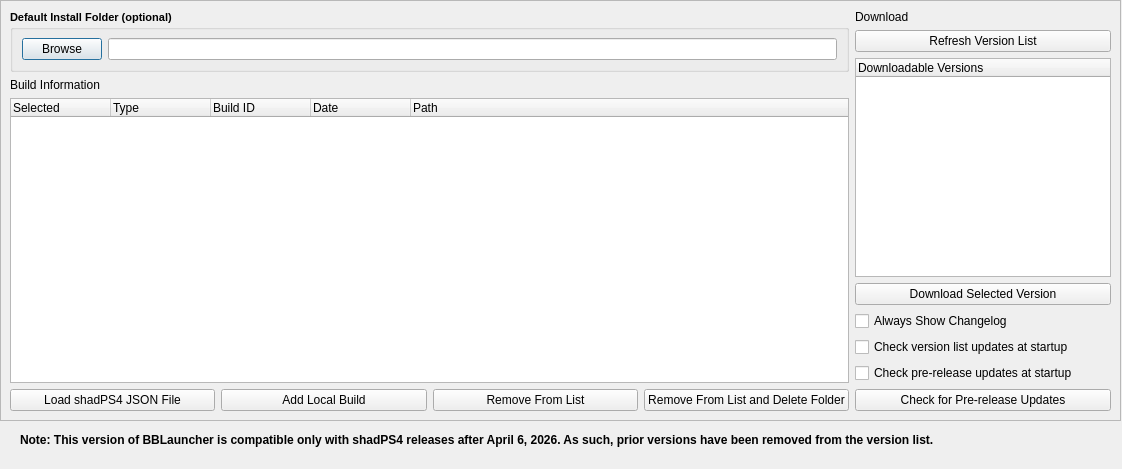
This is modules/version_dialog.ui in rainmakerv3/BB_Launcher as Qt 5 draws it before an edit. The edited form follows.
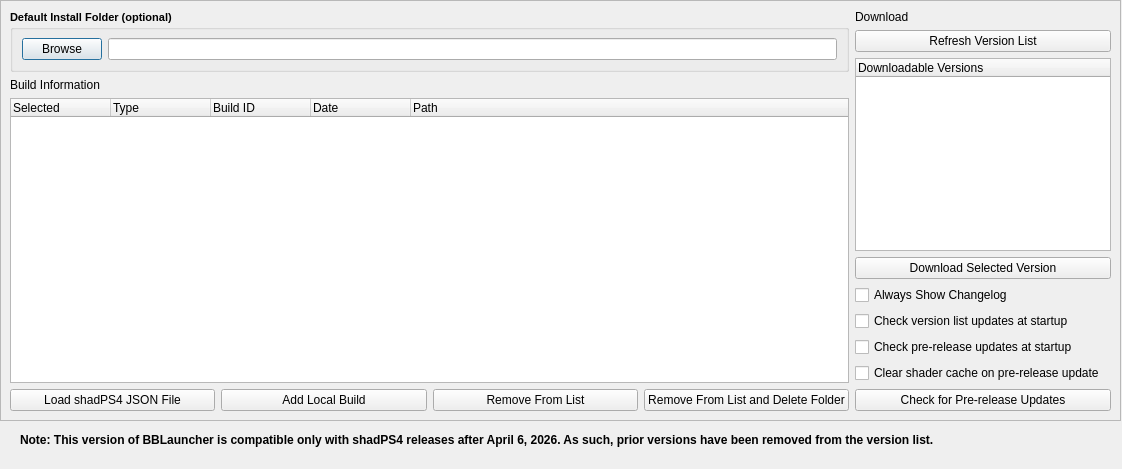
This is the edited form. Icons and pictures are not drawn.

Commit message: add option to clear shader cache after pre-release update

The edit to the form file:
```diff
--- a/modules/version_dialog.ui
+++ b/modules/version_dialog.ui
@@ -292,6 +292,13 @@
              </property>
             </widget>
            </item>
+           <item>
+            <widget class="QCheckBox" name="autoClearCacheCheckBox">
+             <property name="text">
+              <string>Clear shader cache on pre-release update</string>
+             </property>
+            </widget>
+           </item>
            <item>
             <widget class="QPushButton" name="updateButton">
              <property name="text">
```
The commit also changes 4 other files.
